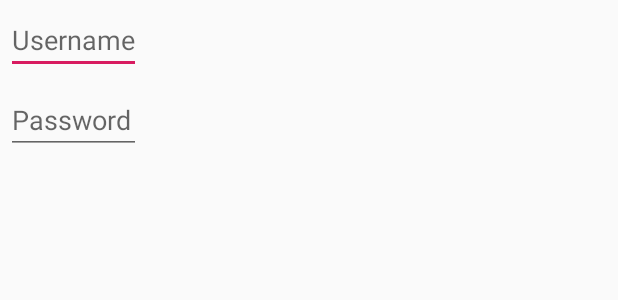
After one commit to sherylynn/pdf-all, an Android app: the layout dialog_signin.xml on its own in the app's theme, with its tools: preview values and no code run, on a phone screen of 412 x 824 dp. The commit adds this screen. Shown: the top 300 px of the screen. Run offline under Robolectric (Android 15) with nearby library versions, the phone set to English and light mode, and no system bars.

Commit message:
add a test sign in dialog

```diff
--- a/app/src/main/java/com/sherylynn/pdf_all/FullscreenActivity.java
+++ b/app/src/main/java/com/sherylynn/pdf_all/FullscreenActivity.java
@@ -63,6 +63,7 @@ public class FullscreenActivity extends AppCompatActivity {
             setContentView(R.layout.activity_fullscreen);
             DocId=PDFUtils.DocId(this,fileName);
             Log.v("pdf-all-file", "默认文件ID："+DocId);
+            DialogUtils.signin(this);
 
             pdfView = (PDFView) findViewById(R.id.pdfView);
             pdfView
--- /dev/null
+++ b/app/src/main/res/layout/dialog_signin.xml
@@ -0,0 +1,23 @@
+<?xml version="1.0" encoding="utf-8"?>
+<LinearLayout xmlns:android="http://schemas.android.com/apk/res/android"
+    android:orientation="vertical"
+    android:layout_width="wrap_content"
+    android:layout_height="wrap_content">
+    <EditText
+        android:id="@+id/username"
+        android:inputType="text"
+        android:layout_width="match_parent"
+        android:layout_height="wrap_content"
+        android:layout_margin="4dp"
+        android:hint="@string/username"
+        />
+    <EditText
+        android:id="@+id/password"
+        android:inputType="textPassword"
+        android:layout_width="match_parent"
+        android:layout_height="wrap_content"
+        android:layout_margin="4dp"
+        android:hint="@string/password"
+        />
+
+</LinearLayout>
--- a/app/src/main/res/values/strings.xml
+++ b/app/src/main/res/values/strings.xml
@@ -3,4 +3,9 @@
 
     <string name="dialog_test_message">test_message</string>
     <string name="dialog_test_title">test_title</string>
+
+    <string name="signin">Sign In</string>
+    <string name="cancel">Cancel</string>
+    <string name="username">Username</string>
+    <string name="password">Password</string>
 </resources>
```
Also changed, not shown: app/src/main/java/com/sherylynn/pdf_all/DialogUtils.java (+22 -0 lines).
